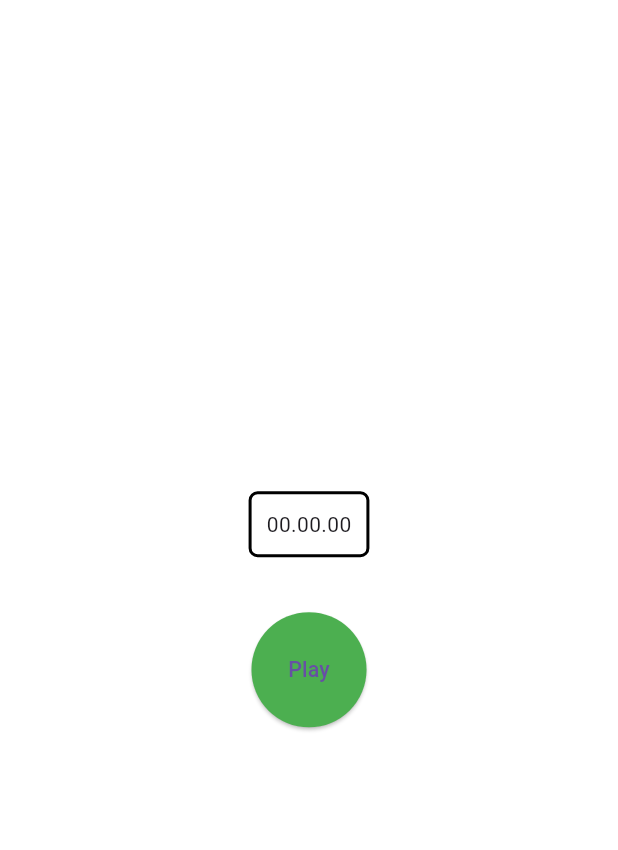
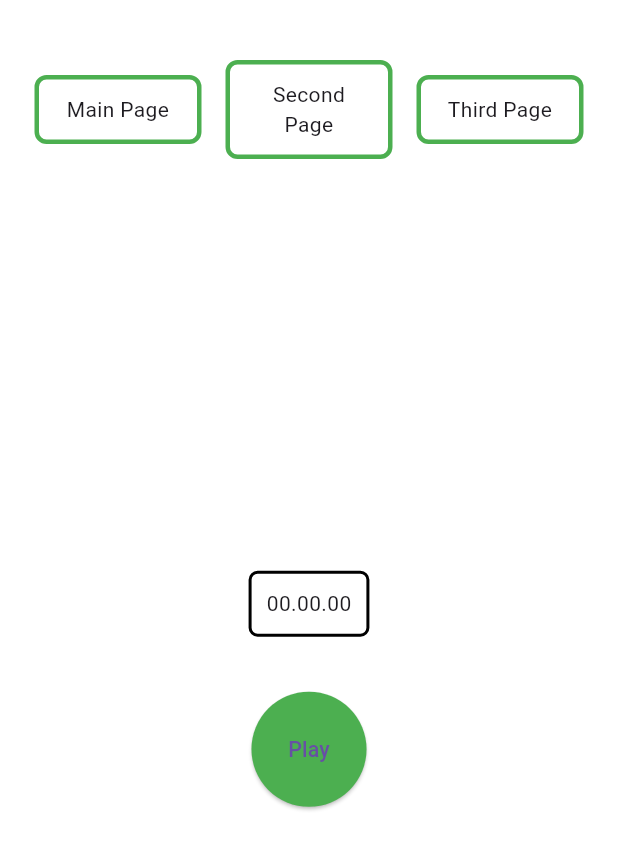
Before and after one commit to B1GMAX/energise_tet_ex, a Flutter app: the screen it shows after launch, on a phone screen of 412 x 824 dp. Shown: the top 850 px of the screen. Run offline on Flutter 3.47's test engine with Material 3 defaults, Android fonts, the phone set to English and light mode, and no system bars; our stand-ins replace dio, get, google_maps_flutter, share_plus.

Commit message:
added tabs and localizations

```diff
--- a/lib/core/api_services/api_service.dart
+++ b/lib/core/api_services/api_service.dart
@@ -7,13 +7,11 @@ class ApiService {
 
   Future<GeolocationModel?> getGeolocationData() async {
     final response =
-        await _dio.get('http://ip-api.com/json/');
+        await _dio.get('http://ip-api.com/json/?lang=${Get.deviceLocale}');
     if (response.statusCode == 200) {
       try {
-        print('response.data - ${response.data}');
         return GeolocationModel.fromJson(response.data);
-      } catch (e, s) {
-        print('error - $e; stack - $s');
+      } catch (e) {
         Get.snackbar('Something went wrong!', 'Something went wrong!');
       }
     }
--- /dev/null
+++ b/lib/core/localization/localization.dart
@@ -0,0 +1,52 @@
+import 'package:get/get_navigation/src/root/internacionalization.dart';
+
+class AppLocalizations extends Translations {
+
+  @override
+  Map<String, Map<String, String>> get keys => {
+    'en_US': {
+      "pause": "Pause",
+      "main_page": "Main Page",
+      "second_page": "Second Page",
+      "third_page": "Third Page",
+      "status": "Status",
+      "longitude": "Longitude",
+      "latitude": "Latitude",
+      "city": "City",
+      "country": "Country",
+      "country_code": "Country code",
+      "query": "Query",
+      "region": "Region",
+      "region_name": "Region Name",
+      "time_zone": "Time Zone",
+      "reload": "Reload",
+      "rate_app": "Rate App",
+      "share_app": "Share App",
+      "contact_us": "Contact Us",
+      "play": "Play",
+      "check_out_this_app":"Check out this app"
+    },
+    'de': {
+      "pause": "Pause",
+      "main_page": "Hauptseite",
+      "second_page": "Zweite Seite",
+      "third_page": "Dritte Seite",
+      "status": "Status",
+      "longitude": "Längengrad",
+      "latitude": "Breitengrad",
+      "city": "Stadt",
+      "country": "Land",
+      "country_code": "Ländercode",
+      "query": "Abfrage",
+      "region": "Region",
+      "region_name": "Regionsname",
+      "time_zone": "Zeitzone",
+      "reload": "Neu laden",
+      "rate_app": "App bewerten",
+      "share_app": "App teilen",
+      "contact_us": "Kontaktiere uns",
+      "play": "Spielen",
+      "check_out_this_app":"Schauen Sie sich diese App an"
+    },
+  };
+}
--- a/lib/main.dart
+++ b/lib/main.dart
@@ -1,6 +1,7 @@
-import 'package:energise_tet_ex/presentation/main_page/main_page.dart';
+import 'package:energise_tet_ex/core/localization/localization.dart';
+import 'package:energise_tet_ex/presentation/root/root_page.dart';
 import 'package:flutter/material.dart';
-import 'package:get/get_navigation/src/root/get_material_app.dart';
+import 'package:get/get.dart';
 
 void main() {
   runApp(const MyApp());
@@ -11,11 +12,13 @@ class MyApp extends StatelessWidget {
 
   @override
   Widget build(BuildContext context) {
+
     return GetMaterialApp(
-      theme: ThemeData(
-       scaffoldBackgroundColor: Colors.white
-      ),
-      home: const MainPage(),
+      theme: ThemeData(scaffoldBackgroundColor: Colors.white),
+      translationsKeys: AppLocalizations().keys,
+      locale: Get.deviceLocale,
+      fallbackLocale: const Locale('en','US'),
+      home: const RootPage(),
     );
   }
 }
--- a/lib/presentation/main_page/controller/controller.dart
+++ b/lib/presentation/main_page/controller/controller.dart
@@ -55,6 +55,7 @@ class MainController extends GetxController with GetTickerProviderStateMixin {
   void dispose() {
     super.dispose();
     buttonAnimationController.dispose();
+    timerAnimationController.dispose();
     _timer?.cancel();
   }
 }
--- a/lib/presentation/main_page/main_page.dart
+++ b/lib/presentation/main_page/main_page.dart
@@ -1,5 +1,4 @@
 import 'package:energise_tet_ex/presentation/main_page/controller/controller.dart';
-import 'package:energise_tet_ex/presentation/second_page/second_page.dart';
 import 'package:flutter/material.dart';
 import 'package:get/get.dart';
 
@@ -9,8 +8,7 @@ class MainPage extends StatelessWidget {
   @override
   Widget build(BuildContext context) {
     final mainController = Get.put(MainController());
-    return Scaffold(
-      body: Center(
+    return Center(
       child: Obx(
         () => Column(
           mainAxisAlignment: MainAxisAlignment.center,
@@ -37,15 +35,17 @@ class MainPage extends StatelessWidget {
                 height: 100,
                 child: ElevatedButton(
                   onPressed: () {
-                      // mainController.startTimer();
-                      Get.to(() => const SecondPage());
+                    mainController.startTimer();
+                    Get.updateLocale(Get.deviceLocale!);
                   },
                   style: ElevatedButton.styleFrom(
                     shape: const CircleBorder(),
                     backgroundColor: Colors.green,
                   ),
                   child: Text(
-                      !mainController.isTimerStarted.value ? 'Play' : 'Pause',
+                    !mainController.isTimerStarted.value
+                        ? 'play'.tr
+                        : 'pause'.tr,
                   ),
                 ),
               ),
@@ -53,7 +53,6 @@ class MainPage extends StatelessWidget {
           ],
         ),
       ),
-      ),
     );
   }
 }
--- /dev/null
+++ b/lib/presentation/root/root_page.dart
@@ -0,0 +1,38 @@
+import 'package:energise_tet_ex/presentation/main_page/main_page.dart';
+import 'package:energise_tet_ex/presentation/root/controller/controller.dart';
+import 'package:energise_tet_ex/presentation/root/widgets/tabs.dart';
+import 'package:energise_tet_ex/presentation/second_page/second_page.dart';
+import 'package:energise_tet_ex/presentation/third_page/third_page.dart';
+import 'package:flutter/material.dart';
+import 'package:get/get.dart';
+
+class RootPage extends StatelessWidget {
+  const RootPage({super.key});
+
+  @override
+  Widget build(BuildContext context) {
+    final rootController = Get.put(RootController());
+    return Scaffold(
+      body: Obx(
+        () => Padding(
+          padding:const EdgeInsets.symmetric(horizontal: 15),
+          child: Column(
+            children: [
+              const Tabs(),
+              Expanded(
+                child: PageView(
+                  controller: rootController.pageController.value,
+                  children: const [
+                    MainPage(),
+                    SecondPage(),
+                    ThirdPage(),
+                  ],
+                ),
+              ),
+            ],
+          ),
+        ),
+      ),
+    );
+  }
+}
--- /dev/null
+++ b/lib/presentation/root/widgets/tabs.dart
@@ -0,0 +1,43 @@
+import 'package:energise_tet_ex/presentation/root/controller/controller.dart';
+import 'package:flutter/material.dart';
+import 'package:get/get.dart';
+
+class Tabs extends StatelessWidget {
+  const Tabs({super.key});
+
+  @override
+  Widget build(BuildContext context) {
+    final rootController = Get.put(RootController());
+    return Padding(
+      padding: const EdgeInsets.only(top: 40),
+      child: Row(
+        mainAxisAlignment: MainAxisAlignment.center,
+        children: List.generate(
+          3,
+          (index) => Expanded(
+            child: GestureDetector(
+              onTap: () => rootController.navigateTo(index),
+              child: Container(
+                margin: const EdgeInsets.symmetric(horizontal: 8),
+                decoration: BoxDecoration(
+                  borderRadius: const BorderRadius.all(
+                    Radius.circular(8),
+                  ),
+                  border: Border.all(color: Colors.green, width: 3),
+                ),
+                padding:
+                    const EdgeInsets.symmetric(vertical: 10, horizontal: 12),
+                child: Text(
+                  index == 0
+                      ? 'main_page'.tr
+                      : (index == 1 ? 'second_page'.tr : 'third_page'.tr),
+                  textAlign: TextAlign.center,
+                ),
+              ),
+            ),
+          ),
+        ),
+      ),
+    );
+  }
+}
--- a/pubspec.yaml
+++ b/pubspec.yaml
@@ -41,6 +41,7 @@ dependencies:
   google_maps_flutter: ^2.6.1
   share_plus: ^9.0.0
   url_launcher: ^6.2.6
+  intl: ^0.19.0
 
 dev_dependencies:
   flutter_test:
@@ -54,6 +55,7 @@ dev_dependencies:
   flutter_lints: ^3.0.0
   json_serializable: ^6.8.0
   build_runner: ^2.4.9
+
 
 # For information on the generic Dart part of this file, see the
 # following page: https://dart.dev/tools/pub/pubspec
```
Also changed, not shown: lib/presentation/root/controller/controller.dart (added, +29 -0 lines), lib/presentation/second_page/controller/controller.dart (+14 -2 lines), lib/presentation/second_page/second_page.dart (+36 -28 lines), lib/presentation/third_page/third_page.dart (+4 -9 lines), lib/presentation/third_page/widgets/rate_dialog.dart (+9 -5 lines), pubspec.lock. Lines whose indentation alone changed are shown as unchanged.
